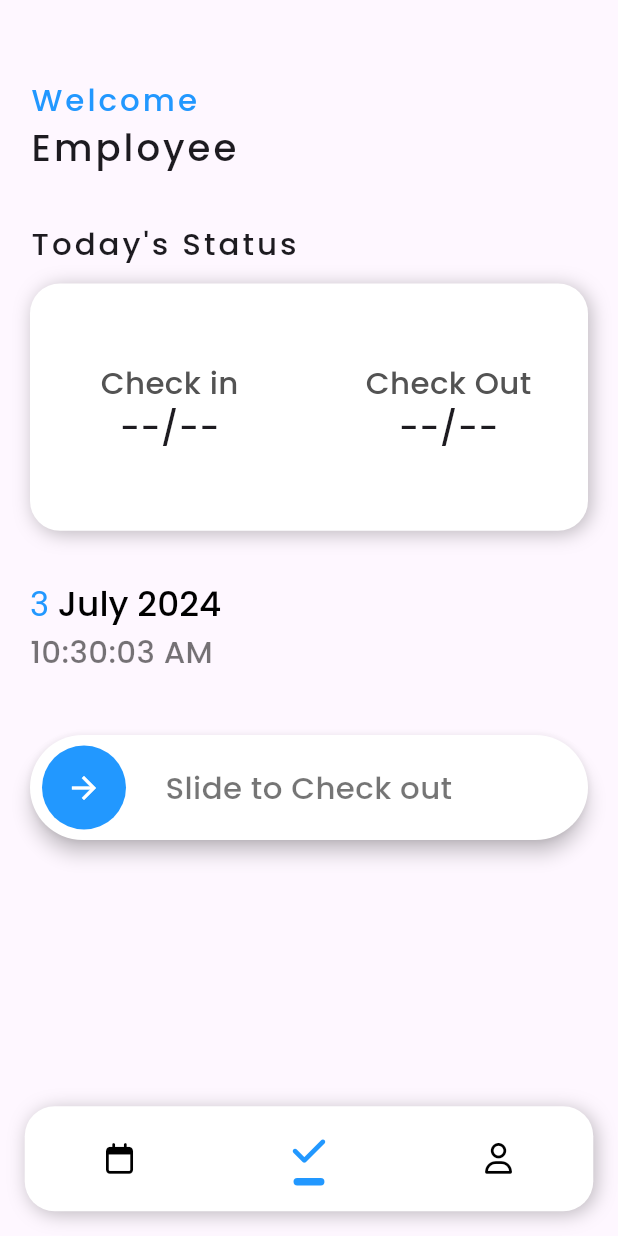
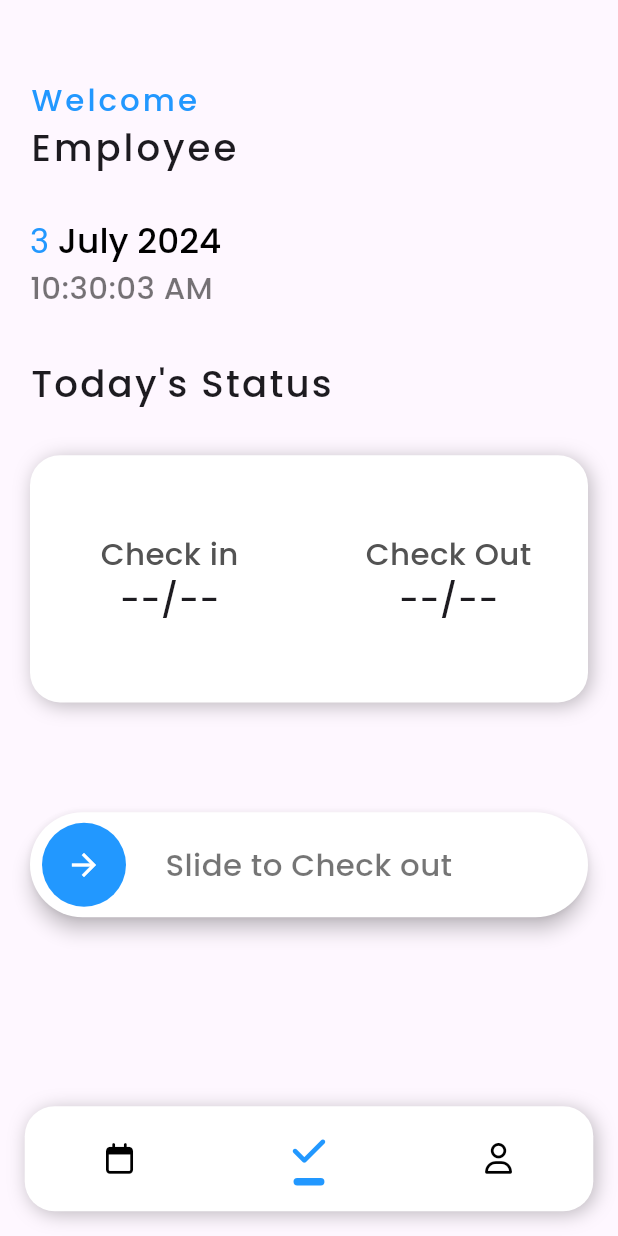
Before and after one commit to TarunHasija/Attendance-Management-system, a Flutter app: the HomeScreen screen opened directly, item 2 of the bottom bar chosen, on a phone screen of 412 x 824 dp. Run offline on Flutter 3.47's test engine with Material 3 defaults, Android fonts, the phone set to English and light mode, and no system bars; drawn by our look-alikes of slide_to_act; our stand-ins replace cloud_firestore, firebase_core, font_awesome_flutter, shared_preferences; accounts and stored records are empty.

```diff
--- a/lib/screens/homescreen.dart
+++ b/lib/screens/homescreen.dart
@@ -47,10 +47,10 @@ setState((){
     return Scaffold(
       body: IndexedStack(
         index: currentIndex,
-        children: const [
-          CalenderScreen(),
-          TodayScreen(),
-          ProfileScreen(),
+        children: [
+          new CalenderScreen(),
+          new TodayScreen(),
+          new ProfileScreen(),
         ],
       ),
       bottomNavigationBar: Container(
--- a/lib/screens/navscreens/todayscreen.dart
+++ b/lib/screens/navscreens/todayscreen.dart
@@ -23,7 +23,7 @@ class _TodayScreenState extends State<TodayScreen> {
   @override
   void initState() {
 
-    print('hello');
+
     getRecord();
     super.initState();
   }
@@ -32,11 +32,10 @@ class _TodayScreenState extends State<TodayScreen> {
     try {
       CollectionReference colref =
           FirebaseFirestore.instance.collection('Employee');
-      // print(DateFormat('hh:mm').format(DateTime.now()));
+
       QuerySnapshot snap =
           await colref.where('id', isEqualTo: User.employeeId).get();
-      // print(snap.docs[0].id);
-      // print(DateFormat('MMMM yyyy').format(DateTime.now()));
+
       DocumentSnapshot snap2 = await colref
           .doc(snap.docs[0].id)
           .collection('Record')
@@ -50,8 +49,7 @@ class _TodayScreenState extends State<TodayScreen> {
       String checkIn = "--/--";
       String checkOut = "--/--";
     }
-    print(checkIn);
-    print(checkOut);
+
   }
 
   @override
@@ -80,18 +78,50 @@ class _TodayScreenState extends State<TodayScreen> {
                   letterSpacing: 2, fontSize: deviceWidth(context) * .06),
             ),
           ),
+
+          Container(
+            margin: EdgeInsets.only(top: deviceHeight(context)/30),
+              alignment: Alignment.centerLeft,
+              child: RichText(
+                text: TextSpan(
+                    text: "${DateTime.now().day} ",
+                    style: TextStyle(
+                        color: primary, fontSize: deviceWidth(context) / 18),
+                    children: [
+                      TextSpan(
+                          text: DateFormat('MMMM yyyy').format(DateTime.now()),
+                          style: const TextStyle(
+                              color: Colors.black,
+                              fontWeight: FontWeight.w300,
+                              fontFamily: 'Poppins'))
+                    ]),
+              )),
+          StreamBuilder(
+              stream: Stream.periodic(const Duration(seconds: 1)),
+              builder: (context, snapshot) {
+                return Container(
+                  alignment: Alignment.centerLeft,
+                  child: Text(
+
+                    DateFormat('hh:mm:ss a').format(DateTime.now()),
+                    style: TextStyle(
+                        fontSize: deviceWidth(context) / 20,
+                        color: Colors.black54),
+                  ),
+                );
+              }),
           Container(
             alignment: Alignment.centerLeft,
             margin: const EdgeInsets.only(top: 32),
             child: Text(
               "Today's Status",
               style: TextStyle(
-                  letterSpacing: 2, fontSize: deviceWidth(context) * .05),
+                  letterSpacing: 1.5, fontSize: deviceWidth(context) * .06),
             ),
           ),
           Container(
               alignment: Alignment.centerLeft,
-              margin: const EdgeInsets.only(top: 12, bottom: 32),
+              margin: const EdgeInsets.only(top: 30, bottom: 32),
               height: deviceHeight(context) * .2,
               decoration: const BoxDecoration(
                   color: Colors.white,
@@ -141,35 +171,7 @@ class _TodayScreenState extends State<TodayScreen> {
                 ],
               ),
           ),
-          Container(
-              alignment: Alignment.centerLeft,
-              child: RichText(
-                text: TextSpan(
-                    text: "${DateTime.now().day} ",
-                    style: TextStyle(
-                        color: primary, fontSize: deviceWidth(context) / 18),
-                    children: [
-                      TextSpan(
-                          text: DateFormat('MMMM yyyy').format(DateTime.now()),
-                          style: const TextStyle(
-                              color: Colors.black,
-                              fontWeight: FontWeight.w300,
-                              fontFamily: 'Poppins'))
-                    ]),
-              )),
-          StreamBuilder(
-              stream: Stream.periodic(const Duration(seconds: 1)),
-              builder: (context, snapshot) {
-                return Container(
-                  alignment: Alignment.centerLeft,
-                  child: Text(
-                    "${DateFormat('hh:mm:ss a').format(DateTime.now())}",
-                    style: TextStyle(
-                        fontSize: deviceWidth(context) / 20,
-                        color: Colors.black54),
-                  ),
-                );
-              }),
+
           checkOut == '--/--'
               ? Container(
                   margin: EdgeInsets.only(top: deviceHeight(context) / 20),
@@ -202,13 +204,17 @@ class _TodayScreenState extends State<TodayScreen> {
                               .where('id', isEqualTo: User.employeeId)
                               .get();
                           print(snap.docs[0].id);
+
                           print(DateFormat('MMMM yyyy').format(DateTime.now()));
+
                           DocumentSnapshot snap2 = await colref
+
                               .doc(snap.docs[0].id)
                               .collection('Record')
                               .doc(DateFormat('dd MMMM yyyy')
                                   .format(DateTime.now()))
                               .get();
+                          print(snap.docs[0].id);
 
                           try {
                             String checkIn = snap2['checkIn'];
@@ -223,6 +229,7 @@ class _TodayScreenState extends State<TodayScreen> {
                                 .doc(DateFormat('dd MMMM yyyy')
                                     .format(DateTime.now()))
                                 .update({
+                              'date':Timestamp.now(),
                               'checkIn': checkIn,
                               'checkOut':
                                   DateFormat('hh:mm').format(DateTime.now()),
@@ -237,10 +244,11 @@ class _TodayScreenState extends State<TodayScreen> {
                                 .doc(DateFormat('dd MMMM yyyy')
                                     .format(DateTime.now()))
                                 .set({
+                              'date':Timestamp.now(),
                               'checkIn':
                                   DateFormat('hh:mm').format(DateTime.now()),
                               'checkOut':
-                                  DateFormat('hh:mm').format(DateTime.now())
+                                  "--/--"
 
                               // 'checkOut':checkOut
                             });
```
Also changed, not shown: lib/screens/navscreens/calenderscreen.dart (+78 -50 lines).
